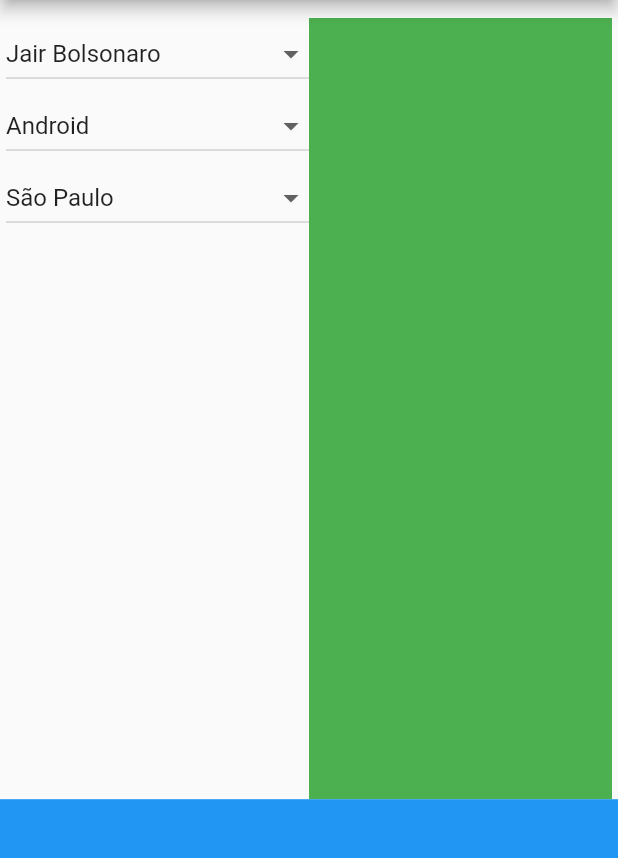
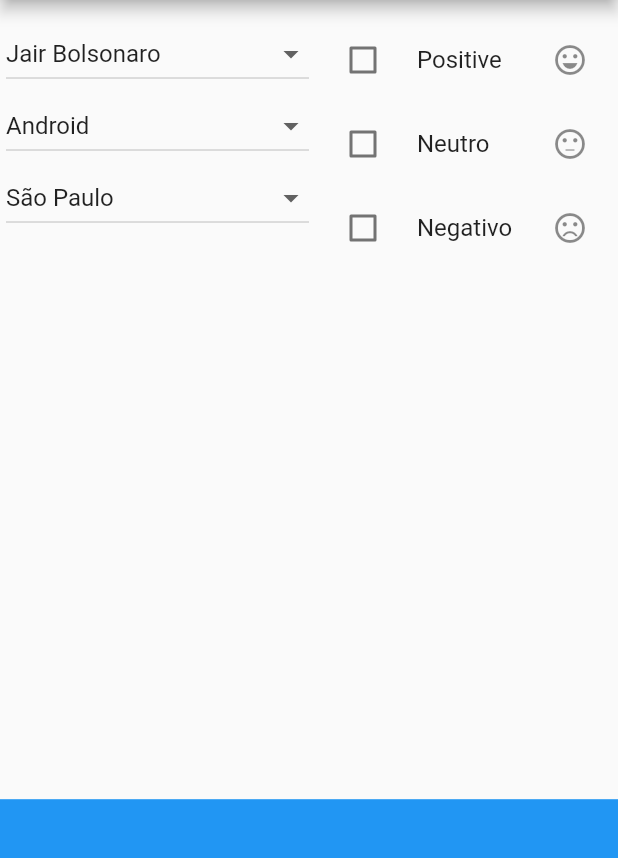
Before and after one commit to PabloProta/TwitterAnaliserApp, a Flutter app: the screen it shows after launch, on a phone screen of 412 x 824 dp, the part 84-942 px from its top. Run offline on Flutter 3.47's test engine with Material 2 defaults, Android fonts, the light colour scheme and no system bars.

Commit message:
Criado a sessão para definir o hate dos tweets

```diff
--- a/lib/main.dart
+++ b/lib/main.dart
@@ -1,5 +1,5 @@
 import 'package:flutter/material.dart';
-import 'package:twitter_analiser_app/presentation/widgets/hate_section.dart';
+import 'package:twitter_analiser_app/presentation/hate_section/hate_section.dart';
 import 'package:twitter_analiser_app/presentation/option_section/options_section.dart';
 import 'package:twitter_analiser_app/presentation/widgets/twitter_section.dart';
 
--- /dev/null
+++ b/lib/presentation/hate_section/hate_section.dart
@@ -0,0 +1,34 @@
+import 'package:flutter/material.dart';
+
+class HateSectionWidget extends StatelessWidget {
+  const HateSectionWidget({super.key});
+
+  @override
+  Widget build(BuildContext context) {
+    return Column(
+      children: [
+        CheckboxListTile(
+          title: const Text("Positive"),
+          secondary: const Icon(Icons.sentiment_very_satisfied),
+          controlAffinity: ListTileControlAffinity.leading,
+          value: false,
+          onChanged: (value) {},
+        ),
+        CheckboxListTile(
+          title: const Text("Neutro"),
+          secondary: const Icon(Icons.sentiment_neutral),
+          controlAffinity: ListTileControlAffinity.leading,
+          value: false,
+          onChanged: (value) {},
+        ),
+        CheckboxListTile(
+          title: const Text("Negativo"),
+          secondary: const Icon(Icons.sentiment_very_dissatisfied),
+          controlAffinity: ListTileControlAffinity.leading,
+          value: false,
+          onChanged: (value) {},
+        ),
+      ],
+    );
+  }
+}
--- a/lib/presentation/widgets/hate_section.dart
+++ /dev/null
@@ -1,12 +0,0 @@
-import 'package:flutter/material.dart';
-
-class HateSectionWidget extends StatelessWidget {
-  const HateSectionWidget({super.key});
-
-  @override
-  Widget build(BuildContext context) {
-    return Container(
-      color: Colors.green,
-    );
-  }
-}
```
